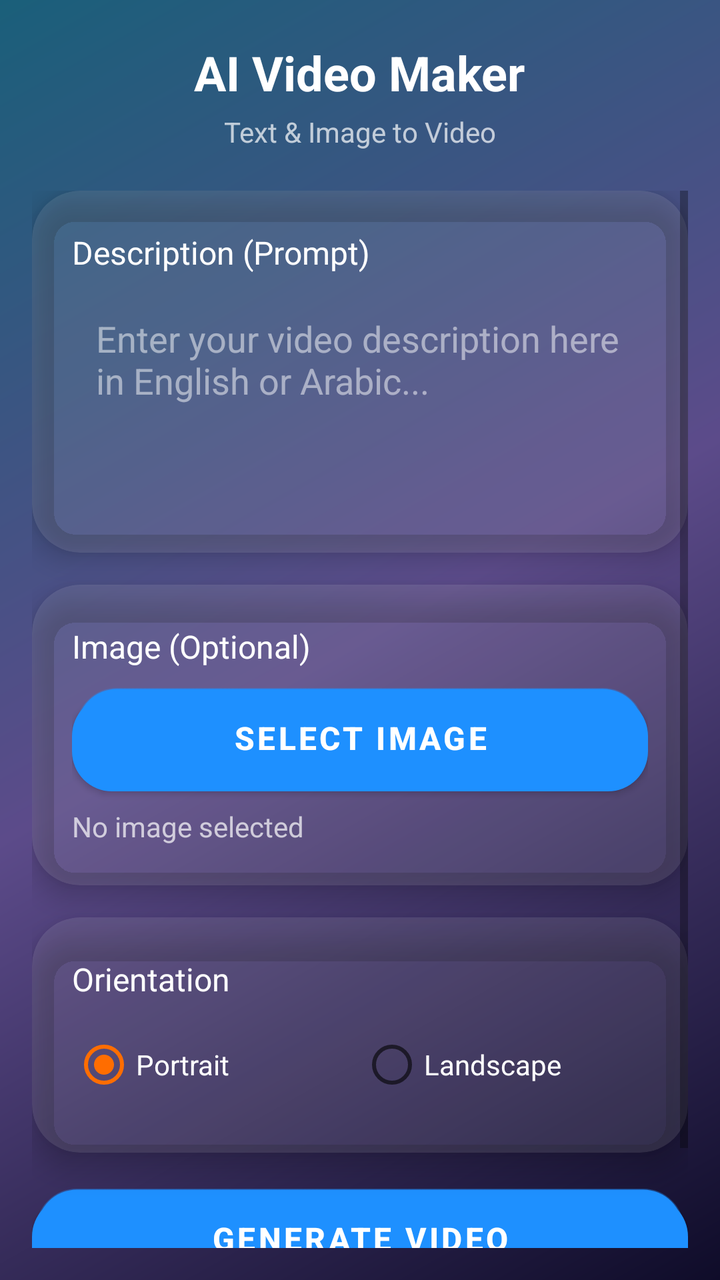
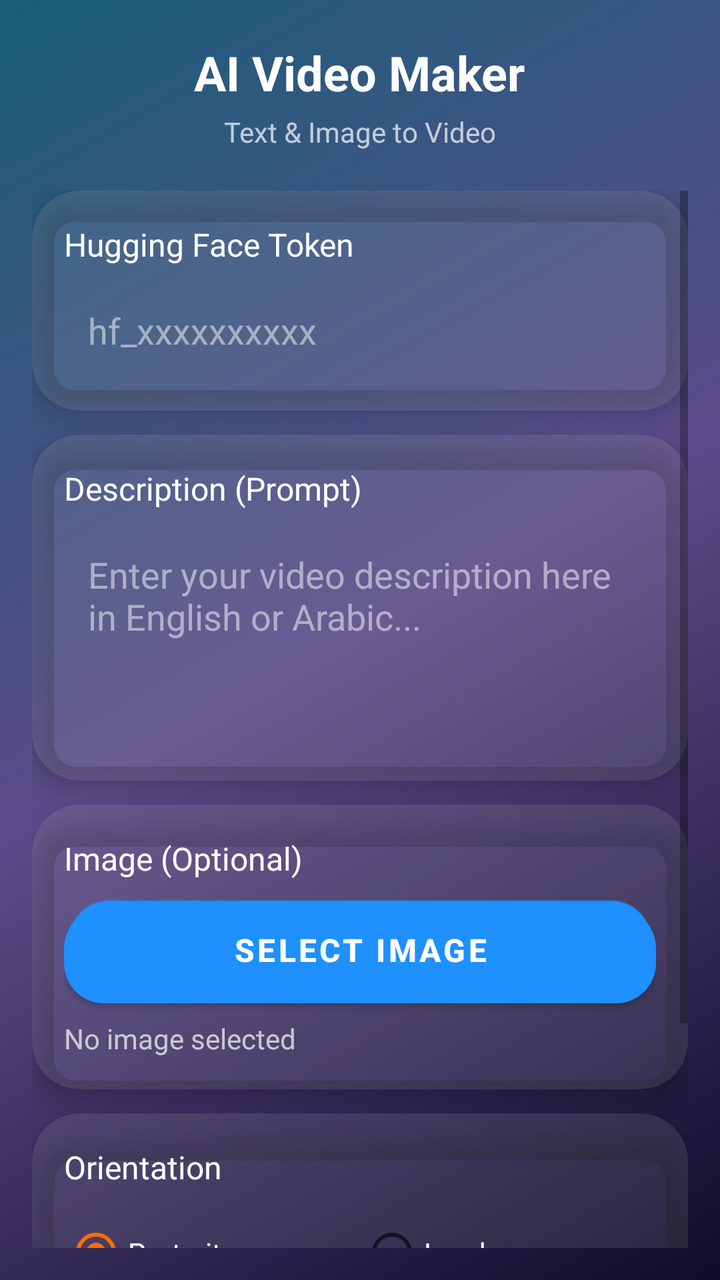

Before-and-after screenshots of an Android layout around one commit, followed by the original layout XML and the change that was made.
<!-- AndroidManifest.xml: activity theme Theme.AIVideo -->
<!-- res/layout/activity_main.xml -->
<?xml version="1.0" encoding="utf-8"?>
<LinearLayout xmlns:android="http://schemas.android.com/apk/res/android"
    xmlns:app="http://schemas.android.com/apk/res-auto"
    android:layout_width="match_parent"
    android:layout_height="match_parent"
    android:orientation="vertical"
    android:background="@drawable/bg_gradient"
    android:fitsSystemWindows="true">

    <LinearLayout
        android:layout_width="match_parent"
        android:layout_height="wrap_content"
        android:orientation="vertical"
        android:padding="20dp"
        android:gravity="center">
        <TextView
            android:layout_width="wrap_content"
            android:layout_height="wrap_content"
            android:text="@string/app_name"
            style="@style/TitleText" />
        <TextView
            android:layout_width="wrap_content"
            android:layout_height="wrap_content"
            android:text="@string/app_subtitle"
            style="@style/SubtitleText"
            android:layout_marginTop="4dp" />
    </LinearLayout>

    <ScrollView
        android:layout_width="match_parent"
        android:layout_height="0dp"
        android:layout_weight="1"
        android:paddingStart="16dp"
        android:paddingEnd="16dp"
        android:paddingBottom="16dp">

        <LinearLayout
            android:layout_width="match_parent"
            android:layout_height="wrap_content"
            android:orientation="vertical">

            <com.google.android.material.card.MaterialCardView
                android:layout_width="match_parent"
                android:layout_height="wrap_content"
                app:cardCornerRadius="24dp"
                app:cardElevation="8dp"
                app:cardBackgroundColor="@color/card_bg"
                android:layout_marginBottom="16dp">
                <LinearLayout
                    android:layout_width="match_parent"
                    android:layout_height="wrap_content"
                    android:orientation="vertical"
                    android:padding="20dp">
                    <TextView
                        android:layout_width="wrap_content"
                        android:layout_height="wrap_content"
                        android:text="@string/prompt_label"
                        style="@style/BodyText"
                        android:layout_marginBottom="8dp" />
                    <EditText
                        android:id="@+id/etPrompt"
                        android:layout_width="match_parent"
                        android:layout_height="wrap_content"
                        android:hint="@string/hint_prompt"
                        android:textColor="@color/white_text"
                        android:textColorHint="#80FFFFFF"
                        android:minLines="4"
                        android:gravity="top|start"
                        android:background="@android:color/transparent"
                        android:padding="12dp" />
                </LinearLayout>
            </com.google.android.material.card.MaterialCardView>

            <com.google.android.material.card.MaterialCardView
                android:layout_width="match_parent"
                android:layout_height="wrap_content"
                app:cardCornerRadius="24dp"
                app:cardElevation="8dp"
                app:cardBackgroundColor="@color/card_bg"
                android:layout_marginBottom="16dp">
                <LinearLayout
                    android:layout_width="match_parent"
                    android:layout_height="wrap_content"
                    android:orientation="vertical"
                    android:padding="20dp">
                    <TextView
                        android:layout_width="wrap_content"
                        android:layout_height="wrap_content"
                        android:text="@string/image_label"
                        style="@style/BodyText"
                        android:layout_marginBottom="8dp" />
                    <Button
                        android:id="@+id/btnSelectImage"
                        android:layout_width="match_parent"
                        android:layout_height="wrap_content"
                        android:text="@string/btn_select_image"
                        style="@style/ButtonAccent" />
                    <TextView
                        android:id="@+id/tvImageStatus"
                        android:layout_width="wrap_content"
                        android:layout_height="wrap_content"
                        android:text="@string/no_image"
                        style="@style/SubtitleText"
                        android:layout_marginTop="8dp" />
                </LinearLayout>
            </com.google.android.material.card.MaterialCardView>

            <com.google.android.material.card.MaterialCardView
                android:layout_width="match_parent"
                android:layout_height="wrap_content"
                app:cardCornerRadius="24dp"
                app:cardElevation="8dp"
                app:cardBackgroundColor="@color/card_bg"
                android:layout_marginBottom="16dp">
                <LinearLayout
                    android:layout_width="match_parent"
                    android:layout_height="wrap_content"
                    android:orientation="vertical"
                    android:padding="20dp">
                    <TextView
                        android:layout_width="wrap_content"
                        android:layout_height="wrap_content"
                        android:text="@string/orientation_label"
                        style="@style/BodyText"
                        android:layout_marginBottom="8dp" />
                    <RadioGroup
                        android:id="@+id/rgOrientation"
                        android:layout_width="match_parent"
                        android:layout_height="wrap_content"
                        android:orientation="horizontal">
                        <RadioButton
                            android:id="@+id/rbPortrait"
                            android:layout_width="0dp"
                            android:layout_height="wrap_content"
                            android:layout_weight="1"
                            android:text="@string/portrait"
                            android:textColor="@color/white_text"
                            android:checked="true" />
                        <RadioButton
                            android:id="@+id/rbLandscape"
                            android:layout_width="0dp"
                            android:layout_height="wrap_content"
                            android:layout_weight="1"
                            android:text="@string/landscape"
                            android:textColor="@color/white_text" />
                    </RadioGroup>
                </LinearLayout>
            </com.google.android.material.card.MaterialCardView>

            <Button
                android:id="@+id/btnGenerate"
                android:layout_width="match_parent"
                android:layout_height="wrap_content"
                android:text="@string/btn_generate"
                style="@style/ButtonPrimary"
                android:layout_marginBottom="16dp" />

            <ProgressBar
                android:id="@+id/progressBar"
                style="?android:attr/progressBarStyleHorizontal"
                android:layout_width="match_parent"
                android:layout_height="wrap_content"
                android:visibility="gone"
                android:layout_marginBottom="8dp" />

            <TextView
                android:id="@+id/tvStatus"
                android:layout_width="wrap_content"
                android:layout_height="wrap_content"
                android:text=""
                style="@style/SubtitleText"
                android:layout_gravity="center"
                android:layout_marginBottom="16dp" />

            <VideoView
                android:id="@+id/videoView"
                android:layout_width="match_parent"
                android:layout_height="250dp"
                android:visibility="gone"
                android:layout_marginBottom="16dp" />

            <LinearLayout
                android:id="@+id/layoutButtons"
                android:layout_width="match_parent"
                android:layout_height="wrap_content"
                android:orientation="horizontal"
                android:visibility="gone">
                <Button
                    android:id="@+id/btnSave"
                    android:layout_width="0dp"
                    android:layout_height="wrap_content"
                    android:layout_weight="1"
                    android:text="@string/btn_save"
                    style="@style/ButtonAccent"
                    android:layout_marginEnd="8dp" />
                <Button
                    android:id="@+id/btnShare"
                    android:layout_width="0dp"
                    android:layout_height="wrap_content"
                    android:layout_weight="1"
                    android:text="@string/btn_share"
                    style="@style/ButtonPrimary"
                    android:layout_marginStart="8dp" />
            </LinearLayout>

        </LinearLayout>
    </ScrollView>
</LinearLayout>
<!-- resources referenced by this layout -->
<resources>
  <color name="card_bg">#1AFFFFFF</color>
  <color name="white_text">#FFFFFF</color>
  <!-- drawable bg_gradient (drawable) -->
  <?xml version="1.0" encoding="utf-8"?>
  <shape xmlns:android="http://schemas.android.com/apk/res/android" android:shape="rectangle">
      <gradient android:angle="135" android:startColor="@color/bg_start" android:centerColor="@color/bg_center" android:endColor="@color/bg_end" android:type="linear" />
  </shape>
  <string name="app_name">AI Video Maker</string>
  <string name="app_subtitle">Text &amp; Image to Video</string>
  <string name="btn_generate">Generate Video</string>
  <string name="btn_save">Save to Studio</string>
  <string name="btn_select_image">Select Image</string>
  <string name="btn_share">Share</string>
  <string name="hint_prompt">Enter your video description here in English or Arabic...</string>
  <string name="image_label">Image (Optional)</string>
  <string name="landscape">Landscape</string>
  <string name="no_image">No image selected</string>
  <string name="orientation_label">Orientation</string>
  <string name="portrait">Portrait</string>
  <string name="prompt_label">Description (Prompt)</string>
  <style name="BodyText">
          <item name="android:textColor">@color/white_text</item>
          <item name="android:textSize">16sp</item>
      </style>
  <style name="ButtonAccent" parent="Widget.MaterialComponents.Button">
          <item name="android:background">@drawable/btn_accent</item>
          <item name="android:textColor">@color/white_text</item>
          <item name="android:textSize">16sp</item>
          <item name="android:textStyle">bold</item>
          <item name="android:padding">16dp</item>
          <item name="android:elevation">6dp</item>
      </style>
  <style name="ButtonPrimary" parent="Widget.MaterialComponents.Button">
          <item name="android:background">@drawable/btn_primary</item>
          <item name="android:textColor">@color/white_text</item>
          <item name="android:textSize">16sp</item>
          <item name="android:textStyle">bold</item>
          <item name="android:padding">16dp</item>
          <item name="android:elevation">6dp</item>
      </style>
  <style name="SubtitleText">
          <item name="android:textColor">@color/secondary_text</item>
          <item name="android:textSize">14sp</item>
      </style>
  <style name="TitleText">
          <item name="android:textColor">@color/white_text</item>
          <item name="android:textSize">24sp</item>
          <item name="android:textStyle">bold</item>
      </style>
  <style name="Theme.AIVideo" parent="Theme.MaterialComponents.DayNight.NoActionBar">
          <item name="colorPrimary">@color/btn_bottom</item>
          <item name="colorPrimaryVariant">@color/btn_top</item>
          <item name="colorOnPrimary">@color/white_text</item>
          <item name="colorSecondary">@color/accent_bottom</item>
          <item name="colorSecondaryVariant">@color/accent_top</item>
          <item name="colorOnSecondary">@color/white_text</item>
          <item name="android:statusBarColor" tools:targetApi="l">@android:color/transparent</item>
          <item name="android:windowLightStatusBar">false</item>
          <item name="android:windowBackground">@drawable/bg_gradient</item>
      </style>
  <color name="bg_start">#0F0C29</color>
  <color name="bg_center">#5C4B8A</color>
  <color name="bg_end">#1A5F7A</color>
  <color name="secondary_text">#B3FFFFFF</color>
  <color name="btn_bottom">#1E90FF</color>
  <color name="btn_top">#5BC8FF</color>
  <color name="accent_bottom">#FF6D00</color>
  <color name="accent_top">#FFB74D</color>
  <color name="accent_shadow">#E65100</color>
  <color name="btn_shadow">#0B3D91</color>
</resources>

<!-- the commit's change to res/layout/activity_main.xml (unified diff, before → after) -->
@@ -45,12 +45,43 @@
                 app:cardCornerRadius="24dp"
                 app:cardElevation="8dp"
                 app:cardBackgroundColor="@color/card_bg"
-                android:layout_marginBottom="16dp">
-                <LinearLayout
-                    android:layout_width="match_parent"
-                    android:layout_height="wrap_content"
-                    android:orientation="vertical"
-                    android:padding="20dp">
+                android:layout_marginBottom="12dp">
+                <LinearLayout
+                    android:layout_width="match_parent"
+                    android:layout_height="wrap_content"
+                    android:orientation="vertical"
+                    android:padding="16dp">
+                    <TextView
+                        android:layout_width="wrap_content"
+                        android:layout_height="wrap_content"
+                        android:text="Hugging Face Token"
+                        style="@style/BodyText"
+                        android:layout_marginBottom="8dp" />
+                    <EditText
+                        android:id="@+id/etToken"
+                        android:layout_width="match_parent"
+                        android:layout_height="wrap_content"
+                        android:hint="hf_xxxxxxxxxx"
+                        android:textColor="@color/white_text"
+                        android:textColorHint="#80FFFFFF"
+                        android:inputType="textPassword"
+                        android:background="@android:color/transparent"
+                        android:padding="12dp" />
+                </LinearLayout>
+            </com.google.android.material.card.MaterialCardView>
+
+            <com.google.android.material.card.MaterialCardView
+                android:layout_width="match_parent"
+                android:layout_height="wrap_content"
+                app:cardCornerRadius="24dp"
+                app:cardElevation="8dp"
+                app:cardBackgroundColor="@color/card_bg"
+                android:layout_marginBottom="12dp">
+                <LinearLayout
+                    android:layout_width="match_parent"
+                    android:layout_height="wrap_content"
+                    android:orientation="vertical"
+                    android:padding="16dp">
                     <TextView
                         android:layout_width="wrap_content"
                         android:layout_height="wrap_content"
@@ -77,12 +108,12 @@
                 app:cardCornerRadius="24dp"
                 app:cardElevation="8dp"
                 app:cardBackgroundColor="@color/card_bg"
-                android:layout_marginBottom="16dp">
-                <LinearLayout
-                    android:layout_width="match_parent"
-                    android:layout_height="wrap_content"
-                    android:orientation="vertical"
-                    android:padding="20dp">
+                android:layout_marginBottom="12dp">
+                <LinearLayout
+                    android:layout_width="match_parent"
+                    android:layout_height="wrap_content"
+                    android:orientation="vertical"
+                    android:padding="16dp">
                     <TextView
                         android:layout_width="wrap_content"
                         android:layout_height="wrap_content"
@@ -116,7 +147,7 @@
                     android:layout_width="match_parent"
                     android:layout_height="wrap_content"
                     android:orientation="vertical"
-                    android:padding="20dp">
+                    android:padding="16dp">
                     <TextView
                         android:layout_width="wrap_content"
                         android:layout_height="wrap_content"
